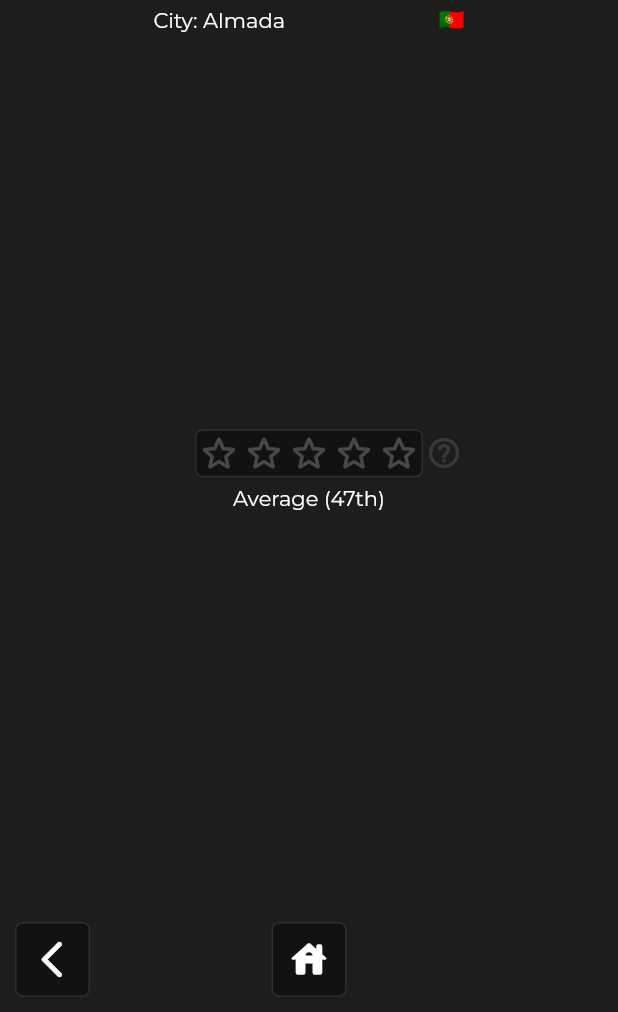
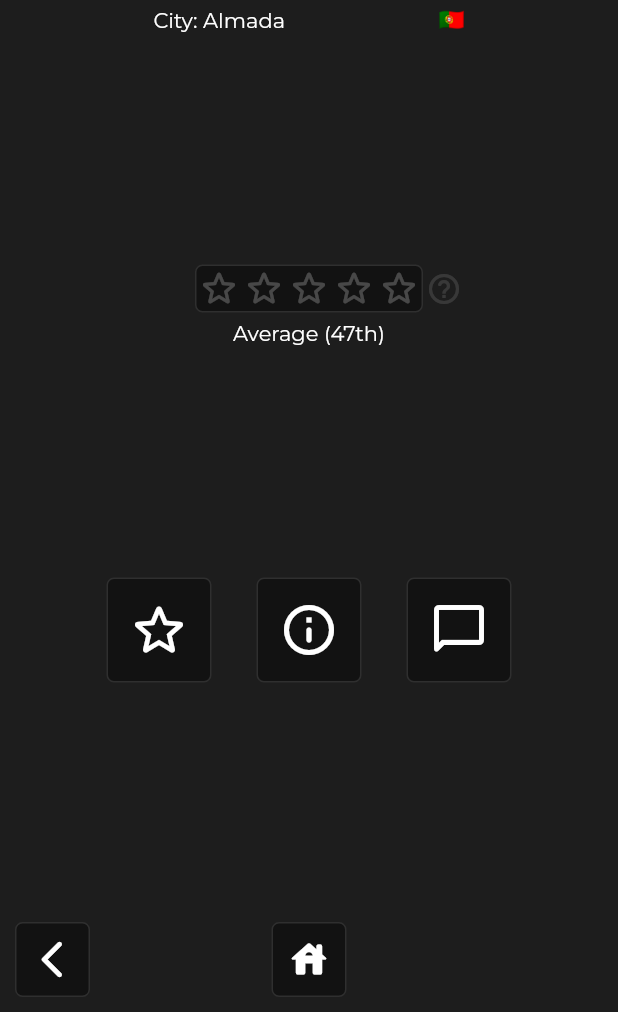
Before and after one commit to TiagoNunesFCT/IPM, a Flutter app: the screen it shows after launch, after a tap on the "arrow forward ios" icon, on a phone screen of 412 x 824 dp, the part 224-1236 px from its top. Run offline on Flutter 3.47's test engine with Material 2 defaults, Android fonts, the phone set to English and light mode, and no system bars; our stand-ins replace sqflite; accounts and stored records are empty; Roboto replaces fonts that are missing (Nasalization); project files that could hold a hidden picture were left out.

Commit message:
Added Skeleton Classes for every page, added Action Buttons and thus completed the Layout of the location page, implemented better feedback on the rover buttons

```diff
--- a/lib/views/currentLocScreen.dart
+++ b/lib/views/locationScreen.dart
@@ -1,22 +1,32 @@
 import 'dart:async';
 
 import 'package:flutter/material.dart';
+import 'package:zone/widgets/actions.dart';
 import 'package:zone/widgets/rover.dart';
 import 'package:zone/widgets/backButton.dart' as buttonBack;
 import 'package:zone/widgets/starShower.dart';
 
 import 'genericPage.dart';
 
+bool isCurrent;
 // ignore: must_be_immutable
-class CurrentLocPage extends GenericPage {
+class LocPage extends GenericPage {
+
+
   //empty constructor, there isn't much we can do here
-  CurrentLocPage();
+  LocPage(){
+    isCurrent = false;
+  }
+
+  LocPage.currentLoc(){
+    isCurrent = true;
+  }
 
   @override
-  _CurrentLocPageState createState() => new _CurrentLocPageState();
+  _LocPageState createState() => new _LocPageState();
 }
 
-class _CurrentLocPageState extends GenericPageState {
+class _LocPageState extends GenericPageState {
   @override
   void initState() {
     super.initState();
@@ -43,7 +53,7 @@ class _CurrentLocPageState extends GenericPageState {
           Column(children: [
             Container(height: 80),
             Text(
-              'Current Zone:',
+              (isCurrent)?'Current Zone:':'Currently Viewing',
               style: TextStyle(
                 fontFamily: "Montserrat",
                 fontSize: 24,
@@ -146,7 +156,7 @@ class _CurrentLocPageState extends GenericPageState {
                     color: Colors.white,
                   ),
                 )),
-          ]),
+          ]),ActionButton(),
           Container(
               margin: EdgeInsets.fromLTRB(0, 10, 0, 10),
               child: Row(mainAxisAlignment: MainAxisAlignment.spaceBetween, children: [
--- a/lib/views/mainScreen.dart
+++ b/lib/views/mainScreen.dart
@@ -2,7 +2,7 @@ import 'dart:async';
 
 import 'package:flutter/material.dart';
 import 'package:zone/widgets/rover.dart';
-import 'currentLocScreen.dart';
+import 'locationScreen.dart';
 import 'userScreen.dart';
 
 
@@ -124,7 +124,7 @@ class _MainPageState extends GenericPageState {
                           ),child:IconButton(icon: Icon(Icons.arrow_forward_ios_rounded,color: Colors.white),onPressed: () {
                         Navigator.push(
                           context,
-                          MaterialPageRoute(builder: (context) => CurrentLocPage()),
+                          MaterialPageRoute(builder: (context) => LocPage.currentLoc()),
                         );
                       }, color: Colors.white,))]),SizedBox(height:60),new Rover(false, true, true)
                   ]),
--- /dev/null
+++ b/lib/widgets/actions.dart
@@ -0,0 +1,109 @@
+//Rover is the Widget at the bottom of the screen which allows us to change between Main Views (Map, List, Home)
+import 'package:flutter/cupertino.dart';
+import 'package:flutter/material.dart';
+import 'package:zone/views/MainScreen.dart';
+import 'package:zone/views/locationScreen.dart';
+
+class ActionButton extends StatefulWidget {
+
+
+  ActionButton() {
+  }
+
+
+  ActionButtonState createState() => new ActionButtonState();
+
+}
+
+class ActionButtonState extends State<ActionButton> {
+
+
+
+  Widget ratingsButton(BuildContext context) {
+    return Container(height: 70, width:70,padding: EdgeInsets.fromLTRB(0, 0, 0, 0),
+        decoration: new BoxDecoration(
+          shape: BoxShape.rectangle,
+          borderRadius: BorderRadius.circular(5),
+          color: Colors.black38,
+          border: new Border.all(
+            color: Colors.white12,
+            width: 1.0,
+          ),
+        ),child:IconButton(
+      icon: Icon(Icons.star_outline_rounded, color: Colors.white, size: 45),
+      onPressed: () {
+        Navigator.push(
+          context,
+          MaterialPageRoute(builder: (context) => LocPage()),
+        );
+      },
+    ));
+  }
+
+  Widget infoButton(BuildContext context) {
+    return Container(height: 70, width:70,padding: EdgeInsets.fromLTRB(0, 0, 0, 0),
+        decoration: new BoxDecoration(
+          shape: BoxShape.rectangle,
+          borderRadius: BorderRadius.circular(5),
+          color: Colors.black38,
+          border: new Border.all(
+            color: Colors.white12,
+            width: 1.0,
+          ),
+        ),child:IconButton(
+      icon: Icon(Icons.info_outline_rounded, color: Colors.white, size: 40),
+      onPressed: () {
+        Navigator.push(
+          context,
+          MaterialPageRoute(builder: (context) => MainPage()),
+        );
+      },
+    ));
+  }
+
+  Widget postsButton(BuildContext context) {
+    return
+      Container(height: 70, width:70,padding: EdgeInsets.fromLTRB(0, 0, 0, 0),
+    decoration: new BoxDecoration(
+    shape: BoxShape.rectangle,
+    borderRadius: BorderRadius.circular(5),
+    color: Colors.black38,
+    border: new Border.all(
+    color: Colors.white12,
+    width: 1.0,
+    ),
+    ),child:IconButton(
+      icon: Icon(Icons.chat_bubble_outline_rounded, color: Colors.white, size: 40),
+      onPressed: () {
+        Navigator.push(
+          context,
+          MaterialPageRoute(builder: (context) => MainPage()),
+        );
+      },
+    ));
+  }
+
+  @override
+  Widget build(BuildContext context) {
+    return
+        Row(mainAxisSize: MainAxisSize.min, children: [ratingsButton(context),Container(width:30),infoButton(context),Container(width:30),postsButton(context)]);
+  }
+
+  /*Future<void> buttonPressing(String button) async {
+
+    switch(button){
+      case ("Home"):
+        {    homePressed = true;
+        setState(() {});
+        await Future.delayed(const Duration(milliseconds: 10), () {});
+        pressed = false;
+        setState(() {});
+        await Future.delayed(const Duration(milliseconds: 5), () {});}
+        break;
+
+    }
+
+  }*/
+
+
+}
--- a/lib/widgets/backButton.dart
+++ b/lib/widgets/backButton.dart
@@ -2,39 +2,27 @@
 import 'package:flutter/cupertino.dart';
 import 'package:flutter/material.dart';
 import 'package:flutter/services.dart';
-import 'package:zone/views/MainScreen.dart';
 
-bool pressed;
 
-class BackButton extends StatefulWidget{
 
-  BackButton(){
+class BackButton extends StatefulWidget {
+  bool pressed;
+  BackButton() {
     pressed = false;
   }
 
-
-
-
-
-
-
-
-
-
   BackButtonState createState() => new BackButtonState();
-
-
 }
 
-class BackButtonState extends State<BackButton>{
+class BackButtonState extends State<BackButton> {
+  Widget icon(BuildContext context) {
+    return IconButton(
+      icon: Icon(Icons.arrow_back_ios_rounded, color: (widget.pressed) ? Colors.white12 : Colors.white, size: 30),
+      onPressed: () {
+        buttonPressing();
 
-  Widget icon(BuildContext context){
-
-    return IconButton(icon: Icon(Icons.arrow_back_ios_rounded,color: Colors.white, size: 30), onPressed: () {
-      buttonPressing();
-      Navigator.of(context).pop();
-      SystemChrome.setEnabledSystemUIOverlays([]);
-    },             );
+      },
+    );
   }
 
   @override
@@ -44,21 +32,23 @@ class BackButtonState extends State<BackButton>{
         decoration: new BoxDecoration(
           shape: BoxShape.rectangle,
           borderRadius: BorderRadius.circular(5),
-          color: pressed? Colors.white12:Colors.black38,
+          color: widget.pressed ? Colors.white12 : Colors.black38,
           border: new Border.all(
             color: Colors.white12,
             width: 1.0,
           ),
-        ),child:icon(context));
+        ),
+        child: icon(context));
   }
 
   Future<void> buttonPressing() async {
-    pressed = true;
+    widget.pressed = true;
     setState(() {});
     await Future.delayed(const Duration(milliseconds: 10), () {});
-    pressed = false;
+    widget.pressed = false;
     setState(() {});
     await Future.delayed(const Duration(milliseconds: 5), () {});
+    Navigator.of(context).pop();
+    SystemChrome.setEnabledSystemUIOverlays([]);
   }
-
 }
--- a/lib/widgets/rover.dart
+++ b/lib/widgets/rover.dart
@@ -3,46 +3,74 @@ import 'package:flutter/cupertino.dart';
 import 'package:flutter/material.dart';
 import 'package:zone/views/MainScreen.dart';
 
-class Rover extends StatelessWidget{
-
+class Rover extends StatefulWidget {
   bool hasHome;
   bool hasMap;
   bool hasList;
+  bool homePressed;
+  bool mapPressed;
+  bool listPressed;
   List<Widget> buttonList;
 
-  Rover(bool hasHome, bool hasMap, bool hasList){
+  Rover(bool hasHome, bool hasMap, bool hasList) {
     this.hasHome = hasHome;
     this.hasMap = hasMap;
     this.hasList = hasList;
+    this.homePressed = false;
+    this.mapPressed = false;
+    this.listPressed = false;
   }
 
+  RoverState createState() => new RoverState();
+}
 
+class RoverState extends State<Rover> {
+  Widget homeButton(BuildContext context) {
+    return Container(
+        decoration: new BoxDecoration(
+          shape: BoxShape.rectangle,
+          borderRadius: BorderRadius.circular(5),
+          color: (widget.homePressed) ? Colors.white12 : Colors.transparent,
+        ),
+        child: IconButton(
+          icon: Icon(Icons.house_rounded, color: (widget.homePressed) ? Colors.white12 : Colors.white, size: 30),
+          onPressed: () {
+            buttonPressing("Home");
 
-  Widget homeButton(BuildContext context){
-
-    return IconButton(icon: Icon(Icons.house_rounded,color: Colors.white, size: 30), onPressed: () {
-      Navigator.push(
-        context,
-        MaterialPageRoute(builder: (context) => MainPage()),
-      );
-    },             );
-  }
-  Widget mapButton(BuildContext context){
-    return IconButton(icon: Icon(Icons.map_rounded,color: Colors.white, size: 30), onPressed: () {
-      Navigator.push(
-        context,
-        MaterialPageRoute(builder: (context) => MainPage()),
-      );
-    },             );
+          },
+        ));
   }
 
-  Widget listButton(BuildContext context){
-    return IconButton(icon: Icon(Icons.list_rounded,color: Colors.white, size: 30), onPressed: () {
-      Navigator.push(
-        context,
-        MaterialPageRoute(builder: (context) => MainPage()),
-      );
-    },             );
+  Widget mapButton(BuildContext context) {
+    return Container(
+        decoration: new BoxDecoration(
+          shape: BoxShape.rectangle,
+          borderRadius: BorderRadius.circular(5),
+          color: (widget.mapPressed) ? Colors.white12 : Colors.transparent,
+        ),
+        child: IconButton(
+          icon: Container(child: Icon(Icons.map_rounded, color: (widget.mapPressed) ? Colors.white12 : Colors.white, size: 30)),
+          onPressed: () {
+            buttonPressing("Map");
+
+          },
+        ));
+  }
+
+  Widget listButton(BuildContext context) {
+    return Container(
+        decoration: new BoxDecoration(
+          shape: BoxShape.rectangle,
+          borderRadius: BorderRadius.circular(5),
+          color: (widget.listPressed) ? Colors.white12 : Colors.transparent,
+        ),
+        child: IconButton(
+          icon: Container(child: Icon(Icons.list_rounded, color: (widget.listPressed) ? Colors.white12 : Colors.white, size: 30)),
+          onPressed: () {
+            buttonPressing("List");
+
+          },
+        ));
   }
 
   @override
@@ -58,20 +86,67 @@ class Rover extends StatelessWidget{
             color: Colors.white12,
             width: 1.0,
           ),
-        ),child:Row(mainAxisSize: MainAxisSize.min,children:buttonList));
+        ),
+        child: Row(mainAxisSize: MainAxisSize.min, children: widget.buttonList));
   }
 
   void buttonListInit(BuildContext context) {
-    buttonList = [];
-    if (hasHome){
-      buttonList.add(homeButton(context));
+    widget.buttonList = [];
+    if (widget.hasHome) {
+      widget.buttonList.add(homeButton(context));
     }
-    if (hasMap){
-      buttonList.add(mapButton(context));
+    if (widget.hasMap) {
+      widget.buttonList.add(mapButton(context));
     }
-    if (hasList){
-      buttonList.add(listButton(context));
+    if (widget.hasList) {
+      widget.buttonList.add(listButton(context));
     }
   }
 
+  Future<void> buttonPressing(String button) async {
+    switch (button) {
+      case ("Home"):
+        {
+          widget.homePressed = true;
+          setState(() {});
+          await Future.delayed(const Duration(milliseconds: 10), () {});
+          widget.homePressed = false;
+          setState(() {});
+          await Future.delayed(const Duration(milliseconds: 10), () {});
+          Navigator.push(
+            context,
+            MaterialPageRoute(builder: (context) => MainPage()),
+          );
+        }
+        break;
+      case ("Map"):
+        {
+          widget.mapPressed = true;
+          setState(() {});
+          await Future.delayed(const Duration(milliseconds: 10), () {});
+          widget.mapPressed = false;
+          setState(() {});
+          await Future.delayed(const Duration(milliseconds: 10), () {});
+          Navigator.push(
+            context,
+            MaterialPageRoute(builder: (context) => MainPage()),
+          );
+        }
+        break;
+      case ("List"):
+        {
+          widget.listPressed = true;
+          setState(() {});
+          await Future.delayed(const Duration(milliseconds: 10), () {});
+          widget.listPressed = false;
+          setState(() {});
+          await Future.delayed(const Duration(milliseconds: 10), () {});
+          Navigator.push(
+            context,
+            MaterialPageRoute(builder: (context) => MainPage()),
+          );
+        }
+        break;
+    }
+  }
 }
```
Also changed, not shown: lib/views/crimeScreen.dart (added, +23 -0 lines), lib/views/iRatingScreen.dart (added, +23 -0 lines), lib/views/infoMenuScreen.dart (added, +23 -0 lines), lib/views/infoScreen.dart (added, +23 -0 lines), lib/views/listScreen.dart (added, +23 -0 lines), lib/views/mapScreen.dart (added, +23 -0 lines), lib/views/oRatingScreen.dart (added, +23 -0 lines), lib/views/postScreen.dart (added, +23 -0 lines), lib/views/settingsScreen.dart (added, +23 -0 lines).
